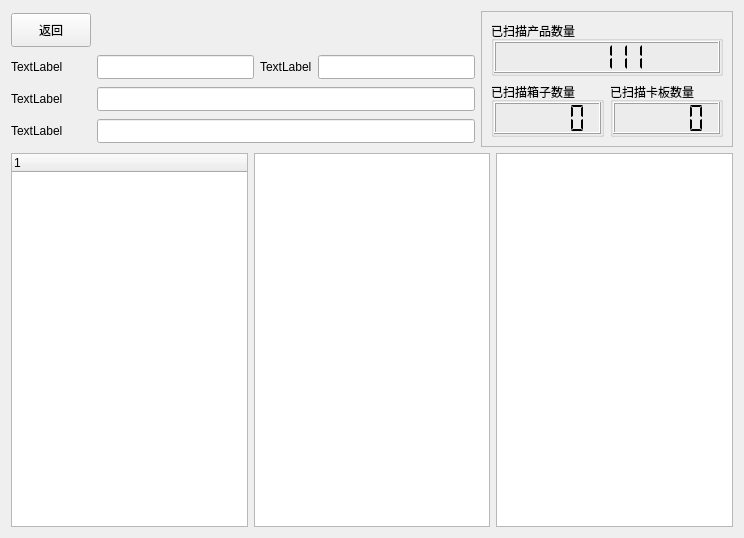
Above: ui/scan_frame.ui from izerui/scanrun before the change. Below: the same form after it.
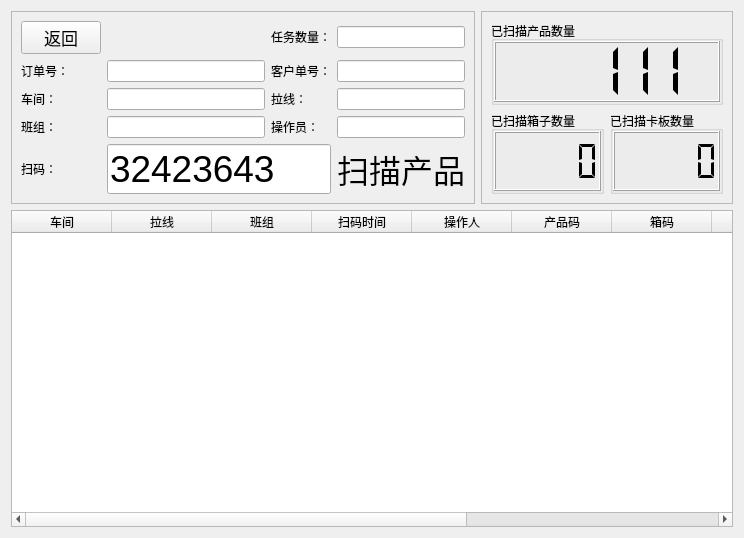
That is the form after the change. Icons and pictures are not drawn.

Commit message: 开始扫描

Patch:
```diff
--- a/ui/scan_frame.ui
+++ b/ui/scan_frame.ui
@@ -17,7 +17,7 @@
    <string notr="true"/>
   </property>
   <layout class="QGridLayout" name="gridLayout_3">
-   <item row="1" column="1">
+   <item row="1" column="2">
     <widget class="QFrame" name="frame">
      <property name="frameShape">
       <enum>QFrame::StyledPanel</enum>
@@ -26,54 +26,11 @@
       <enum>QFrame::Raised</enum>
      </property>
      <layout class="QGridLayout" name="gridLayout_5">
-      <item row="1" column="0">
-       <widget class="QGroupBox" name="groupBox_3">
-        <property name="title">
-         <string>已扫描箱子数量</string>
-        </property>
-        <layout class="QGridLayout" name="gridLayout_7">
-         <property name="leftMargin">
-          <number>0</number>
-         </property>
-         <property name="topMargin">
-          <number>0</number>
-         </property>
-         <property name="rightMargin">
-          <number>0</number>
-         </property>
-         <property name="bottomMargin">
-          <number>0</number>
-         </property>
-         <item row="0" column="0">
-          <widget class="QLCDNumber" name="lcdNumber_2">
-           <property name="minimumSize">
-            <size>
-             <width>0</width>
-             <height>32</height>
-            </size>
-           </property>
-           <property name="frameShape">
-            <enum>QFrame::Box</enum>
-           </property>
-           <property name="frameShadow">
-            <enum>QFrame::Raised</enum>
-           </property>
-           <property name="smallDecimalPoint">
-            <bool>false</bool>
-           </property>
-           <property name="mode">
-            <enum>QLCDNumber::Dec</enum>
-           </property>
-           <property name="segmentStyle">
-            <enum>QLCDNumber::Flat</enum>
-           </property>
-          </widget>
-         </item>
-        </layout>
-       </widget>
-      </item>
-      <item row="1" column="1">
+      <item row="1" column="2">
        <widget class="QGroupBox" name="groupBox_2">
+        <property name="styleSheet">
+         <string notr="true">backgrond-color: rgb(170, 121, 66)</string>
+        </property>
         <property name="title">
          <string>已扫描卡板数量</string>
         </property>
@@ -98,6 +55,9 @@
              <height>32</height>
             </size>
            </property>
+           <property name="styleSheet">
+            <string notr="true"/>
+           </property>
            <property name="frameShape">
             <enum>QFrame::Box</enum>
            </property>
@@ -115,8 +75,60 @@
         </layout>
        </widget>
       </item>
-      <item row="0" column="0" colspan="2">
+      <item row="1" column="1">
+       <widget class="QGroupBox" name="groupBox_3">
+        <property name="title">
+         <string>已扫描箱子数量</string>
+        </property>
+        <layout class="QGridLayout" name="gridLayout_7">
+         <property name="leftMargin">
+          <number>0</number>
+         </property>
+         <property name="topMargin">
+          <number>0</number>
+         </property>
+         <property name="rightMargin">
+          <number>0</number>
+         </property>
+         <property name="bottomMargin">
+          <number>0</number>
+         </property>
+         <item row="0" column="0">
+          <widget class="QLCDNumber" name="lcdNumber_2">
+           <property name="minimumSize">
+            <size>
+             <width>0</width>
+             <height>32</height>
+            </size>
+           </property>
+           <property name="styleSheet">
+            <string notr="true"/>
+           </property>
+           <property name="frameShape">
+            <enum>QFrame::Box</enum>
+           </property>
+           <property name="frameShadow">
+            <enum>QFrame::Raised</enum>
+           </property>
+           <property name="smallDecimalPoint">
+            <bool>false</bool>
+           </property>
+           <property name="mode">
+            <enum>QLCDNumber::Dec</enum>
+           </property>
+           <property name="segmentStyle">
+            <enum>QLCDNumber::Flat</enum>
+           </property>
+          </widget>
+         </item>
+        </layout>
+       </widget>
+      </item>
+      <item row="0" column="1" colspan="2">
        <widget class="QGroupBox" name="groupBox">
+        <property name="styleSheet">
+         <string notr="true"/>
+        </property>
         <property name="title">
          <string>已扫描产品数量</string>
         </property>
@@ -189,68 +201,141 @@
      </layout>
     </widget>
    </item>
-   <item row="1" column="0">
+   <item row="2" column="0" colspan="3">
+    <widget class="QTableWidget" name="tableWidget">
+     <property name="focusPolicy">
+      <enum>Qt::ClickFocus</enum>
+     </property>
+     <property name="selectionMode">
+      <enum>QAbstractItemView::SingleSelection</enum>
+     </property>
+     <property name="selectionBehavior">
+      <enum>QAbstractItemView::SelectRows</enum>
+     </property>
+     <column>
+      <property name="text">
+       <string>车间</string>
+      </property>
+     </column>
+     <column>
+      <property name="text">
+       <string>拉线</string>
+      </property>
+     </column>
+     <column>
+      <property name="text">
+       <string>班组</string>
+      </property>
+     </column>
+     <column>
+      <property name="text">
+       <string>扫码时间</string>
+      </property>
+     </column>
+     <column>
+      <property name="text">
+       <string>操作人</string>
+      </property>
+     </column>
+     <column>
+      <property name="text">
+       <string>产品码</string>
+      </property>
+     </column>
+     <column>
+      <property name="text">
+       <string>箱码</string>
+      </property>
+     </column>
+     <column>
+      <property name="text">
+       <string>卡板码</string>
+      </property>
+     </column>
+     <column>
+      <property name="text">
+       <string>上传状态</string>
+      </property>
+     </column>
+     <column>
+      <property name="text">
+       <string>上传人</string>
+      </property>
+     </column>
+     <column>
+      <property name="text">
+       <string>上传时间</string>
+      </property>
+     </column>
+    </widget>
+   </item>
+   <item row="1" column="0" colspan="2">
+    <widget class="QFrame" name="frame_2">
+     <property name="layoutDirection">
+      <enum>Qt::LeftToRight</enum>
+     </property>
+     <property name="frameShape">
+      <enum>QFrame::StyledPanel</enum>
+     </property>
+     <property name="frameShadow">
+      <enum>QFrame::Raised</enum>
+     </property>
+     <layout class="QGridLayout" name="gridLayout_2">
+      <item row="0" column="0">
     <layout class="QGridLayout" name="gridLayout">
      <property name="sizeConstraint">
       <enum>QLayout::SetDefaultConstraint</enum>
      </property>
-     <item row="1" column="3">
-      <widget class="QLineEdit" name="lineEdit_5">
+        <property name="spacing">
+         <number>-1</number>
+        </property>
+        <item row="2" column="1">
+         <widget class="QLineEdit" name="chejian_name_input">
        <property name="maximumSize">
         <size>
          <width>16777215</width>
          <height>24</height>
         </size>
        </property>
-      </widget>
-     </item>
-     <item row="2" column="1" colspan="3">
-      <widget class="QLineEdit" name="lineEdit_3">
-       <property name="maximumSize">
-        <size>
-         <width>16777215</width>
-         <height>24</height>
-        </size>
+          <property name="focusPolicy">
+           <enum>Qt::NoFocus</enum>
+          </property>
+          <property name="readOnly">
+           <bool>true</bool>
+          </property>
+         </widget>
+        </item>
+        <item row="2" column="3">
+         <widget class="QLineEdit" name="laxian_name_input">
+          <property name="focusPolicy">
+           <enum>Qt::NoFocus</enum>
+          </property>
+          <property name="readOnly">
+           <bool>true</bool>
        </property>
       </widget>
      </item>
      <item row="3" column="0">
-      <widget class="QLabel" name="label_2">
-       <property name="maximumSize">
-        <size>
-         <width>16777215</width>
-         <height>24</height>
-        </size>
-       </property>
+         <widget class="QLabel" name="label_6">
        <property name="text">
-        <string>TextLabel</string>
-       </property>
-      </widget>
-     </item>
-     <item row="1" column="1">
-      <widget class="QLineEdit" name="lineEdit_4">
-       <property name="maximumSize">
-        <size>
-         <width>16777215</width>
-         <height>24</height>
-        </size>
-       </property>
-      </widget>
-     </item>
-     <item row="1" column="0">
-      <widget class="QLabel" name="label_4">
-       <property name="maximumSize">
-        <size>
-         <width>16777215</width>
-         <height>24</height>
-        </size>
-       </property>
-       <property name="text">
-        <string>TextLabel</string>
+           <string>班组：</string>
+          </property>
+          <property name="buddy">
+           <cstring>banzu_name_input</cstring>
        </property>
       </widget>
      </item>
      <item row="1" column="2">
+         <widget class="QLabel" name="label_7">
+          <property name="text">
+           <string>客户单号：</string>
+          </property>
+          <property name="buddy">
+           <cstring>cus_order_no_input</cstring>
+          </property>
+         </widget>
+        </item>
+        <item row="0" column="2">
       <widget class="QLabel" name="label_5">
        <property name="maximumSize">
         <size>
@@ -259,22 +344,61 @@
         </size>
        </property>
        <property name="text">
-        <string>TextLabel</string>
-       </property>
-      </widget>
-     </item>
-     <item row="3" column="1" colspan="3">
-      <widget class="QLineEdit" name="lineEdit_2">
+           <string>任务数量：</string>
+          </property>
+          <property name="buddy">
+           <cstring>task_count_input</cstring>
+          </property>
+         </widget>
+        </item>
+        <item row="1" column="3">
+         <widget class="QLineEdit" name="cus_order_no_input">
        <property name="maximumSize">
         <size>
          <width>16777215</width>
          <height>24</height>
         </size>
        </property>
-      </widget>
-     </item>
-     <item row="2" column="0">
-      <widget class="QLabel" name="label_3">
+          <property name="focusPolicy">
+           <enum>Qt::NoFocus</enum>
+          </property>
+          <property name="readOnly">
+           <bool>true</bool>
+          </property>
+         </widget>
+        </item>
+        <item row="3" column="1">
+         <widget class="QLineEdit" name="banzu_name_input">
+          <property name="focusPolicy">
+           <enum>Qt::NoFocus</enum>
+          </property>
+          <property name="readOnly">
+           <bool>true</bool>
+          </property>
+         </widget>
+        </item>
+        <item row="2" column="2">
+         <widget class="QLabel" name="label">
+          <property name="text">
+           <string>拉线：</string>
+          </property>
+          <property name="buddy">
+           <cstring>laxian_name_input</cstring>
+          </property>
+         </widget>
+        </item>
+        <item row="3" column="3">
+         <widget class="QLineEdit" name="user_name_input">
+          <property name="focusPolicy">
+           <enum>Qt::NoFocus</enum>
+          </property>
+          <property name="readOnly">
+           <bool>true</bool>
+          </property>
+         </widget>
+        </item>
+        <item row="1" column="0">
+         <widget class="QLabel" name="label_4">
        <property name="maximumSize">
         <size>
          <width>16777215</width>
@@ -282,7 +406,49 @@
         </size>
        </property>
        <property name="text">
-        <string>TextLabel</string>
+           <string>订单号：</string>
+          </property>
+          <property name="buddy">
+           <cstring>order_no_input</cstring>
+          </property>
+         </widget>
+        </item>
+        <item row="3" column="2">
+         <widget class="QLabel" name="label_8">
+          <property name="text">
+           <string>操作员：</string>
+          </property>
+          <property name="buddy">
+           <cstring>user_name_input</cstring>
+          </property>
+         </widget>
+        </item>
+        <item row="0" column="3">
+         <widget class="QLineEdit" name="task_count_input">
+          <property name="focusPolicy">
+           <enum>Qt::NoFocus</enum>
+          </property>
+          <property name="readOnly">
+           <bool>true</bool>
+          </property>
+         </widget>
+        </item>
+        <item row="1" column="1">
+         <widget class="QLineEdit" name="order_no_input">
+          <property name="maximumSize">
+           <size>
+            <width>16777215</width>
+            <height>24</height>
+           </size>
+          </property>
+          <property name="tabletTracking">
+           <bool>false</bool>
+          </property>
+          <property name="focusPolicy">
+           <enum>Qt::NoFocus</enum>
+          </property>
+          <property name="readOnly">
+           <bool>true</bool>
        </property>
       </widget>
      </item>
@@ -291,15 +457,20 @@
        <property name="minimumSize">
         <size>
          <width>0</width>
-         <height>34</height>
+            <height>0</height>
         </size>
        </property>
        <property name="maximumSize">
         <size>
          <width>16777215</width>
-         <height>34</height>
-        </size>
-       </property>
+            <height>16777215</height>
+           </size>
+          </property>
+          <property name="font">
+           <font>
+            <pointsize>13</pointsize>
+           </font>
+          </property>
        <property name="cursor">
         <cursorShape>PointingHandCursor</cursorShape>
        </property>
@@ -313,39 +484,87 @@
        </property>
       </widget>
      </item>
-     <item row="0" column="1" colspan="3">
-      <spacer name="horizontalSpacer">
-       <property name="orientation">
-        <enum>Qt::Horizontal</enum>
-       </property>
-       <property name="sizeHint" stdset="0">
+        <item row="2" column="0">
+         <widget class="QLabel" name="label_3">
+          <property name="maximumSize">
+           <size>
+            <width>16777215</width>
+            <height>24</height>
+           </size>
+          </property>
+          <property name="text">
+           <string>车间：</string>
+          </property>
+          <property name="buddy">
+           <cstring>chejian_name_input</cstring>
+          </property>
+         </widget>
+        </item>
+        <item row="4" column="0">
+         <widget class="QLabel" name="label_2">
+          <property name="maximumSize">
         <size>
-         <width>40</width>
-         <height>20</height>
-        </size>
-       </property>
-      </spacer>
-     </item>
-    </layout>
-   </item>
-   <item row="2" column="0" colspan="2">
-    <layout class="QGridLayout" name="gridLayout_4">
-     <item row="0" column="1">
-      <widget class="QTableWidget" name="tableWidget"/>
-     </item>
-     <item row="0" column="0">
-      <widget class="QTreeWidget" name="treeWidget">
-       <column>
+            <width>16777215</width>
+            <height>24</height>
+           </size>
+          </property>
+          <property name="text">
+           <string>扫码：</string>
+          </property>
+          <property name="buddy">
+           <cstring>scan_code_input</cstring>
+          </property>
+         </widget>
+        </item>
+        <item row="4" column="1" colspan="2">
+         <widget class="QLineEdit" name="scan_code_input">
+          <property name="minimumSize">
+           <size>
+            <width>0</width>
+            <height>0</height>
+           </size>
+          </property>
+          <property name="maximumSize">
+           <size>
+            <width>16777215</width>
+            <height>16777215</height>
+           </size>
+          </property>
+          <property name="font">
+           <font>
+            <pointsize>28</pointsize>
+           </font>
+          </property>
+          <property name="mouseTracking">
+           <bool>true</bool>
+          </property>
+          <property name="focusPolicy">
+           <enum>Qt::StrongFocus</enum>
+          </property>
+          <property name="styleSheet">
+           <string notr="true"/>
+          </property>
+          <property name="text">
+           <string>32423643</string>
+          </property>
+         </widget>
+        </item>
+        <item row="4" column="3">
+         <widget class="QLabel" name="label_9">
+          <property name="font">
+           <font>
+            <pointsize>24</pointsize>
+           </font>
+          </property>
         <property name="text">
-         <string notr="true">1</string>
-        </property>
-       </column>
-      </widget>
-     </item>
-     <item row="0" column="2">
-      <widget class="QTableWidget" name="tableWidget_2"/>
-     </item>
-    </layout>
+           <string>扫描产品</string>
+          </property>
+         </widget>
+        </item>
+       </layout>
+      </item>
+     </layout>
+    </widget>
    </item>
   </layout>
  </widget>
```
Left out of the diff: 12 changed lines with no effect on the pictures. Lines whose indentation alone changed are shown as unchanged. The commit also changes 15 other files.
